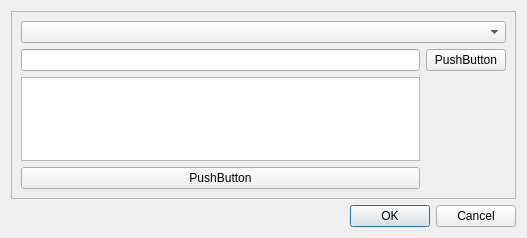
Above: ui/set_dir_cloud_studio.ui from volodya-renderberg/lineyka before the change. Below: the same form after it.
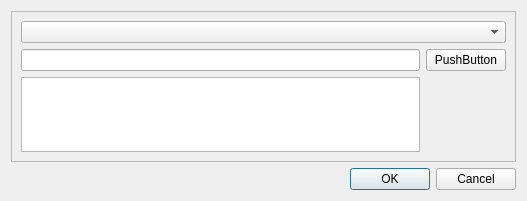
That is the form after the change.

```diff
--- a/ui/set_dir_cloud_studio.ui
+++ b/ui/set_dir_cloud_studio.ui
@@ -7,7 +7,7 @@
     <x>0</x>
     <y>0</y>
     <width>527</width>
-    <height>238</height>
+    <height>201</height>
    </rect>
   </property>
   <property name="windowTitle">
@@ -26,13 +26,6 @@
       <item row="1" column="0">
        <widget class="QLineEdit" name="path"/>
       </item>
-      <item row="3" column="0">
-       <widget class="QPushButton" name="set_button">
-        <property name="text">
-         <string>PushButton</string>
-        </property>
-       </widget>
-      </item>
       <item row="0" column="0" colspan="2">
        <widget class="QComboBox" name="combo_box"/>
       </item>
```
